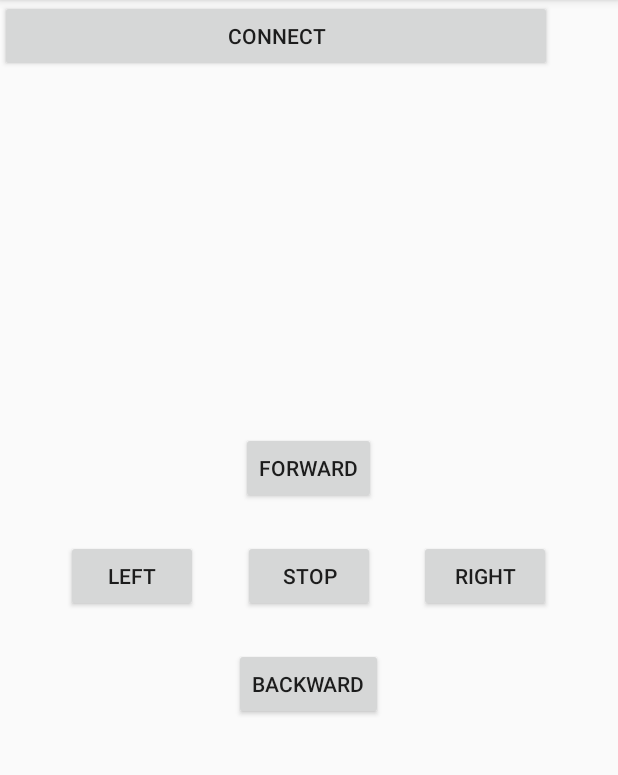
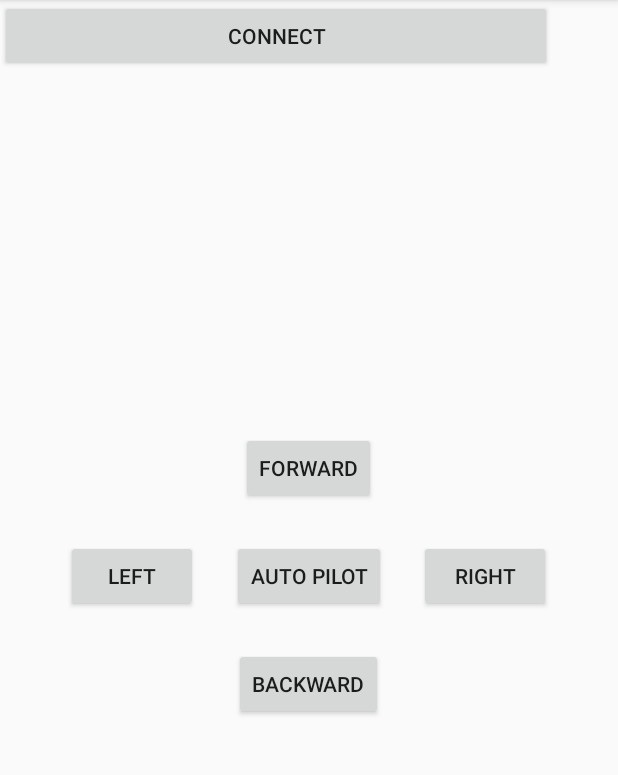
Before and after one commit to georgeerol/BlueBot, an Android app: the screen it shows after launch (MainActivity), on a phone screen of 412 x 824 dp, the part 84-859 px from its top. Run offline under Robolectric (Android 15) with nearby library versions, the phone set to English and light mode, and no system bars; libraries missing offline, so code that uses them is left out: app.akexorcist.bluetotohspp; 4 statements that could not run were skipped.

Commit message:
Add AutoPilot command

```diff
--- a/app/src/main/java/com/car/rc/example/fouliex/rccar/MainActivity.java
+++ b/app/src/main/java/com/car/rc/example/fouliex/rccar/MainActivity.java
@@ -22,11 +22,13 @@ public class MainActivity extends AppCompatActivity implements View.OnTouchListe
     final String STOP = "s";
     final String LEFTBACK = "L";
     final String RIGHTBACK = "R";
+    final String AUTOPILOT = "a";
 
     boolean forward = false;
     boolean backward = false;
     boolean left = false;
     boolean right = false;
+    boolean auto = false;
     boolean stop = false;
 
     BluetoothSPP bluetooth;
@@ -87,14 +89,20 @@ public class MainActivity extends AppCompatActivity implements View.OnTouchListe
         }
     }
 
+    /**
+     * Set buttons on touch listener
+     */
     private void setButtonsOnTouchListener() {
         findViewById(R.id.forward).setOnTouchListener(this);
         findViewById(R.id.backward).setOnTouchListener(this);
         findViewById(R.id.left).setOnTouchListener(this);
         findViewById(R.id.right).setOnTouchListener(this);
-        findViewById(R.id.stop).setOnTouchListener(this);
+        findViewById(R.id.auto).setOnTouchListener(this);
     }
 
+    /**
+     * Set connection to phone listener
+     */
     private void setConnectListener() {
         connect.setOnClickListener(new View.OnClickListener() {
             @Override
@@ -109,6 +117,9 @@ public class MainActivity extends AppCompatActivity implements View.OnTouchListe
         });
     }
 
+    /**
+     * Set Bluetooth Listener
+     */
     private void setBluetoothListener() {
         bluetooth.setBluetoothConnectionListener(new BluetoothSPP.BluetoothConnectionListener() {
             @Override
@@ -150,9 +161,9 @@ public class MainActivity extends AppCompatActivity implements View.OnTouchListe
                 if (event.getAction() == MotionEvent.ACTION_DOWN) right = true;
                 else if (event.getAction() == MotionEvent.ACTION_UP) right = false;
                 break;
-            case R.id.stop:
-                if (event.getAction() == MotionEvent.ACTION_DOWN) stop = true;
-                else if (event.getAction() == MotionEvent.ACTION_UP) stop = false;
+            case R.id.auto:
+                if (event.getAction() == MotionEvent.ACTION_DOWN) auto = true;
+                else if (event.getAction() == MotionEvent.ACTION_UP) auto = false;
                 break;
         }
 
@@ -178,6 +189,7 @@ public class MainActivity extends AppCompatActivity implements View.OnTouchListe
             else send(STOP);
         } else if (left && !right) send(LEFT);
         else if (right) send(RIGHT);
+        else if(auto)send(AUTOPILOT);
         else send(STOP);
 
     }
--- a/app/src/main/res/layout/activity_main.xml
+++ b/app/src/main/res/layout/activity_main.xml
@@ -18,18 +18,18 @@
 
 
     <Button
-        android:id="@+id/stop"
+        android:id="@+id/auto"
         android:layout_width="wrap_content"
         android:layout_height="wrap_content"
         android:layout_centerInParent="true"
-        android:text="Stop" />
+        android:text="Auto Pilot" />
 
     <Button
         android:id="@+id/right"
         android:layout_width="wrap_content"
         android:layout_height="wrap_content"
-        android:layout_alignBaseline="@+id/stop"
-        android:layout_alignBottom="@+id/stop"
+        android:layout_alignBaseline="@+id/auto"
+        android:layout_alignBottom="@+id/auto"
         android:layout_marginLeft="24dp"
         android:layout_marginStart="24dp"
         android:layout_toEndOf="@+id/backward"
@@ -43,8 +43,8 @@
         android:layout_height="wrap_content"
         android:layout_marginRight="24dp"
         android:layout_marginEnd="24dp"
-        android:layout_alignBaseline="@+id/stop"
-        android:layout_alignBottom="@+id/stop"
+        android:layout_alignBaseline="@+id/auto"
+        android:layout_alignBottom="@+id/auto"
         android:layout_toLeftOf="@+id/backward"
         android:layout_toStartOf="@+id/backward"
         />
@@ -55,13 +55,13 @@
         android:layout_height="wrap_content"
         android:id="@+id/forward"
         android:layout_marginBottom="24dp"
-        android:layout_above="@+id/stop"
+        android:layout_above="@+id/auto"
         android:layout_centerHorizontal="true" />
     <Button
         android:id="@+id/backward"
         android:layout_width="wrap_content"
         android:layout_height="wrap_content"
-        android:layout_below="@+id/stop"
+        android:layout_below="@+id/auto"
         android:layout_centerHorizontal="true"
         android:layout_marginTop="24dp"
         android:text="backward" />
```
Also changed, not shown: 1 other file.
